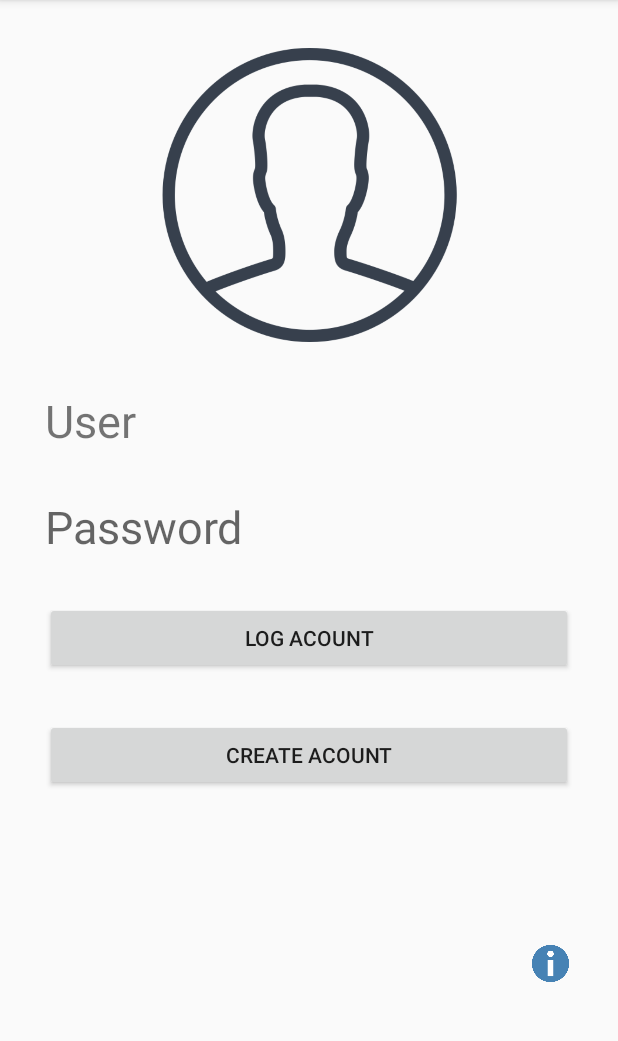
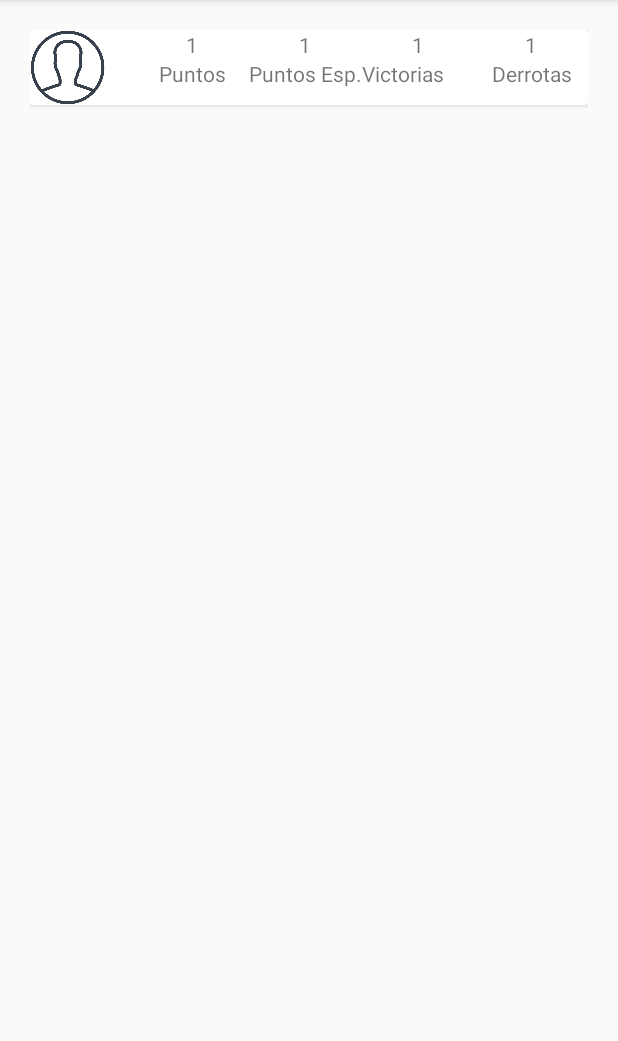
Before and after one commit to jjaimes1/El-Reto-Android-Studio, an Android app: the screen it shows after launch (MainActivity before the commit, CardActivity after it), on a phone screen of 412 x 824 dp, the part 84-1125 px from its top. Run offline under Robolectric (Android 15) with nearby library versions, the phone set to English and light mode, and no system bars.

Commit message:
creada card con informacion del usuario

```diff
--- a/app/build.gradle
+++ b/app/build.gradle
@@ -27,6 +27,7 @@ dependencies {
     implementation fileTree(dir: "libs", include: ["*.jar"])
     implementation 'androidx.appcompat:appcompat:1.2.0'
     implementation 'androidx.constraintlayout:constraintlayout:2.0.4'
+    implementation 'androidx.cardview:cardview:1.0.0'
     testImplementation 'junit:junit:4.12'
     androidTestImplementation 'androidx.test.ext:junit:1.1.2'
     androidTestImplementation 'androidx.test.espresso:espresso-core:3.3.0'
--- a/app/src/main/AndroidManifest.xml
+++ b/app/src/main/AndroidManifest.xml
@@ -9,14 +9,17 @@
         android:roundIcon="@mipmap/ic_launcher_round"
         android:supportsRtl="true"
         android:theme="@style/AppTheme">
-        <activity android:name=".VentanaInfo"></activity>
-        <activity android:name=".MainActivity">
+        <activity android:name=".CardActivity">
             <intent-filter>
                 <action android:name="android.intent.action.MAIN" />
 
                 <category android:name="android.intent.category.LAUNCHER" />
             </intent-filter>
         </activity>
+        <activity android:name=".VentanaInfo" />
+        <activity android:name=".MainActivity">
+
+        </activity>
     </application>
 
 </manifest>
--- /dev/null
+++ b/app/src/main/java/com/jj/elretov1/CardActivity.java
@@ -0,0 +1,14 @@
+package com.jj.elretov1;
+
+import androidx.appcompat.app.AppCompatActivity;
+
+import android.os.Bundle;
+
+public class CardActivity extends AppCompatActivity {
+
+    @Override
+    protected void onCreate(Bundle savedInstanceState) {
+        super.onCreate(savedInstanceState);
+        setContentView(R.layout.activity_card);
+    }
+}
--- /dev/null
+++ b/app/src/main/res/layout/activity_card.xml
@@ -0,0 +1,138 @@
+<?xml version="1.0" encoding="utf-8"?>
+<LinearLayout xmlns:android="http://schemas.android.com/apk/res/android"
+    xmlns:app="http://schemas.android.com/apk/res-auto"
+    xmlns:tools="http://schemas.android.com/tools"
+    android:layout_width="match_parent"
+    android:layout_height="match_parent"
+    tools:context=".CardActivity"
+    android:layout_margin="20dp">
+
+    <androidx.cardview.widget.CardView
+        android:layout_width="wrap_content"
+        android:layout_height="wrap_content"
+        android:orientation="horizontal">
+
+        <RelativeLayout
+            android:layout_width="wrap_content"
+            android:layout_height="wrap_content">
+
+            <ImageView
+                android:id="@+id/vCardImgUser"
+                android:layout_width="50dp"
+                android:layout_height="50dp"
+                app:srcCompat="@drawable/iconuser"
+                android:layout_marginRight="20dp"
+                />
+
+            <LinearLayout
+                android:id="@+id/vCardLayoutDatas"
+                android:layout_width="match_parent"
+                android:layout_height="wrap_content"
+                android:layout_toRightOf="@id/vCardImgUser"
+                android:orientation="horizontal">
+
+                <LinearLayout
+                    android:layout_weight="1"
+                    android:layout_width="match_parent"
+                    android:layout_height="wrap_content"
+                    android:orientation="vertical">
+
+
+                    <TextView
+                        android:id="@+id/vCardNumPuntos"
+                        android:layout_width="match_parent"
+                        android:layout_height="wrap_content"
+                        android:inputType="number"
+                        android:text="1"
+                        android:gravity="center_horizontal"
+                        />
+
+                    <TextView
+                        android:id="@+id/vCardTxtPuntos"
+                        android:layout_width="match_parent"
+                        android:layout_height="wrap_content"
+                        android:text="@string/vCardTxtP"
+                        android:gravity="center_horizontal"
+                        />
+                </LinearLayout>
+
+                <LinearLayout
+                    android:layout_weight="1"
+                    android:layout_width="match_parent"
+                    android:layout_height="wrap_content"
+                    android:orientation="vertical">
+
+
+                    <TextView
+                        android:id="@+id/vCardNumPuntosEsp"
+                        android:layout_width="match_parent"
+                        android:layout_height="wrap_content"
+                        android:inputType="number"
+                        android:text="1"
+                        android:gravity="center_horizontal"
+
+                        />
+
+                    <TextView
+                        android:id="@+id/vCardTxtPuntosEsp"
+                        android:layout_width="match_parent"
+                        android:layout_height="wrap_content"
+                        android:text="@string/vCardTxtPEsp"
+                        android:gravity="center_horizontal"
+                        />
+                </LinearLayout>
+
+                <LinearLayout
+                    android:layout_weight="1"
+                    android:layout_width="match_parent"
+                    android:layout_height="wrap_content"
+                    android:orientation="vertical">
+
+
+                    <TextView
+                        android:id="@+id/vCardNumVictorias"
+                        android:layout_width="match_parent"
+                        android:layout_height="wrap_content"
+                        android:inputType="number"
+                        android:text="1"
+                        android:gravity="center_horizontal"
+                        />
+
+                    <TextView
+                        android:id="@+id/vCardTxtVictorias"
+                        android:layout_width="match_parent"
+                        android:layout_height="wrap_content"
+                        android:text="@string/vCardVic" />
+                </LinearLayout>
+
+                <LinearLayout
+                    android:layout_weight="1"
+                    android:layout_width="match_parent"
+                    android:layout_height="wrap_content"
+                    android:orientation="vertical">
+
+
+                    <TextView
+                        android:id="@+id/vCardNumDerrotas"
+                        android:layout_width="match_parent"
+                        android:layout_height="wrap_content"
+                        android:inputType="number"
+                        android:text="1"
+                        android:gravity="center_horizontal"
+                        />
+
+                    <TextView
+                        android:id="@+id/vCardTxtDerrotas"
+                        android:layout_width="match_parent"
+                        android:layout_height="wrap_content"
+                        android:text="@string/vCardTxtDer"
+                        android:gravity="center_horizontal"
+                        />
+                </LinearLayout>
+
+            </LinearLayout>
+        </RelativeLayout>
+
+    </androidx.cardview.widget.CardView>
+
+</LinearLayout>
--- a/app/src/main/res/layout/activity_ventana_info.xml
+++ b/app/src/main/res/layout/activity_ventana_info.xml
@@ -14,12 +14,17 @@
         android:id="@+id/imageView"
         android:layout_width="100dp"
         android:layout_height="100dp"
-        app:srcCompat="@drawable/icoinfo" />
+        app:srcCompat="@drawable/icoinfo"
+
+        />
+
 
     <TextView
         android:id="@+id/vInfoTxt2"
         android:layout_width="wrap_content"
         android:layout_height="wrap_content"
         android:text="@string/vInfoTexto"
-        android:textSize="24sp" />
+        android:textSize="24sp"
+        android:layout_marginTop="30dp"
+        />
 </LinearLayout>
--- a/app/src/main/res/values/strings.xml
+++ b/app/src/main/res/values/strings.xml
@@ -9,4 +9,8 @@
     asdasgasasgadgasdgasdghasdg asdg asg asgasdas
     dgas dtgasdfgas gaerg
     erg awr tgawgagawg awg</string>
+    <string name="vCardTxtP">Puntos</string>
+    <string name="vCardTxtPEsp">Puntos Esp.</string>
+    <string name="vCardVic">Victorias</string>
+    <string name="vCardTxtDer">Derrotas</string>
 </resources>
```
